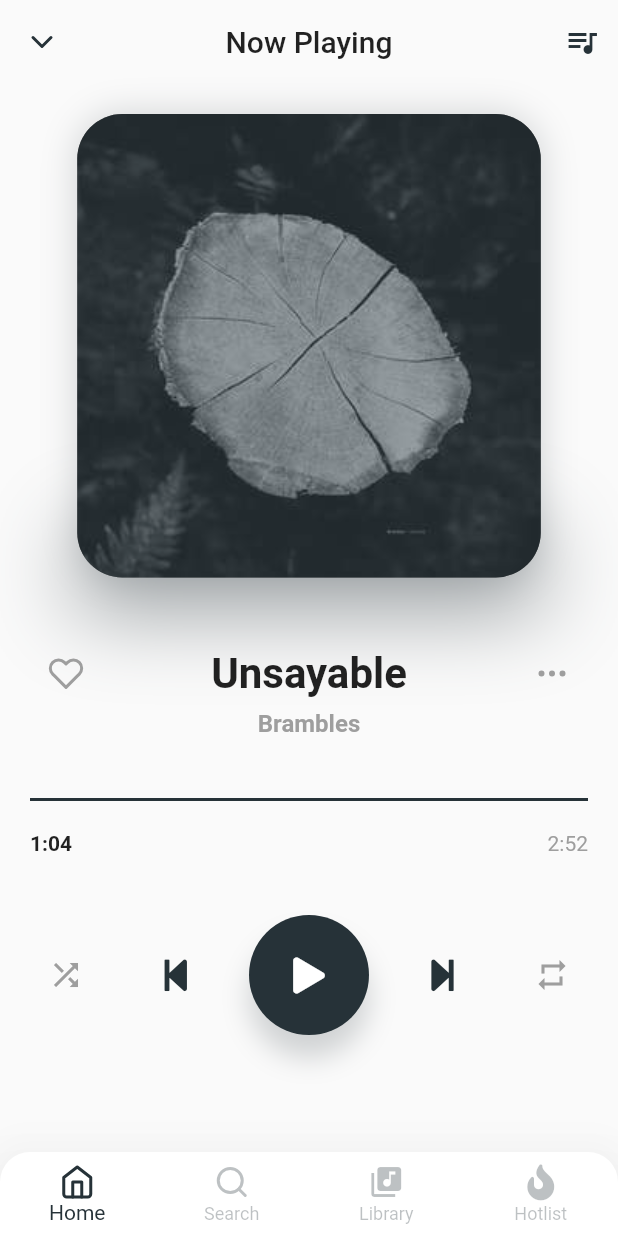
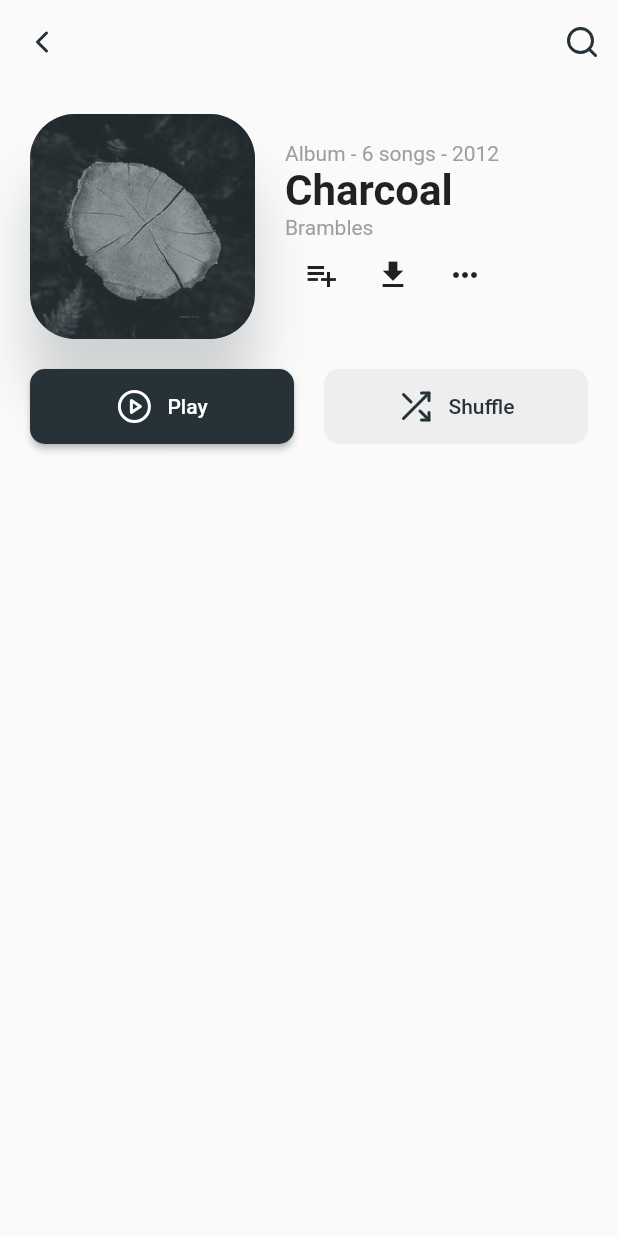
Before and after one commit to michaelmartins09/ui_player_flutter, a Flutter app: the screen it shows after launch, on a phone screen of 412 x 824 dp. Run offline on Flutter 3.47's test engine with Material 2 defaults, Android fonts, the phone set to English and light mode, and no system bars; our stand-ins replace flutter_feather_icons, font_awesome_flutter.

Commit message:
added: library music page

```diff
--- a/lib/app/pages/home/home_page.dart
+++ b/lib/app/pages/home/home_page.dart
@@ -35,7 +35,8 @@ class _HomePageState extends State<HomePage> {
                   borderRadius: BorderRadius.circular(30),
                   boxShadow: [
                     BoxShadow(
-                      blurRadius: 20,
+                      blurRadius: 30,
+                      offset: Offset(0, 40),
                       color: Theme.of(context).primaryColor.withOpacity(0.2)
                     )
                   ],
@@ -43,18 +44,6 @@ class _HomePageState extends State<HomePage> {
                 child: Stack(
                   alignment: Alignment.bottomCenter,
                   children: <Widget>[
-                    Container(
-                      height: 50,
-                      decoration: BoxDecoration(
-                        boxShadow: [
-                          BoxShadow(
-                            color: Theme.of(context).primaryColor.withOpacity(0.5),
-                            blurRadius: 50,
-                            offset: Offset(0, 20)
-                          )
-                        ]
-                      ),
-                    ),
                     Container(
                       decoration: BoxDecoration(
                         borderRadius: BorderRadius.circular(30),
--- /dev/null
+++ b/lib/app/pages/library/library_page.dart
@@ -0,0 +1,138 @@
+import 'package:flutter/material.dart';
+import 'package:flutter_feather_icons/flutter_feather_icons.dart';
+import 'package:font_awesome_flutter/font_awesome_flutter.dart';
+import 'package:ui_player_flutter/app/shared/theme/strings.dart';
+
+class LibraryPage extends StatefulWidget {
+  @override
+  _LibraryPageState createState() => _LibraryPageState();
+}
+
+class _LibraryPageState extends State<LibraryPage> {
+  @override
+  Widget build(BuildContext context) {
+    return Scaffold(
+      appBar: AppBar(
+        brightness: Brightness.light,
+        leading: IconButton(icon: Icon(FeatherIcons.chevronLeft), onPressed: (){}),
+        actions: <Widget>[
+          IconButton(icon: Icon(FeatherIcons.search), onPressed: (){})
+        ],
+      ),
+      body: Padding(
+        padding: const EdgeInsets.all(20),
+        child: Column(
+          crossAxisAlignment: CrossAxisAlignment.start,
+          children: <Widget>[
+            Row(
+              children: <Widget>[
+                Container(
+                  height: 150,
+                  width: 150,
+                  decoration: BoxDecoration(
+                    borderRadius: BorderRadius.circular(30),
+                    boxShadow: [
+                      BoxShadow(
+                        blurRadius: 30,
+                        offset: Offset(0, 40),
+                        color: Theme.of(context).primaryColor.withOpacity(0.2)
+                      )
+                    ],
+                  ),
+                  child: Stack(
+                    alignment: Alignment.bottomCenter,
+                    children: <Widget>[
+                      Container(
+                        decoration: BoxDecoration(
+                          borderRadius: BorderRadius.circular(30),
+                          image: DecorationImage(
+                            fit: BoxFit.fill,
+                            image: AssetImage(imgAlbum),
+                          )
+                        ),
+                      ),
+                      Container(
+                        decoration: BoxDecoration(
+                          color: Colors.blueGrey[800].withOpacity(0.5),
+                          borderRadius: BorderRadius.circular(30),
+                        ),
+                      ),
+                    ],
+                  )
+                ),
+                SizedBox(width: 20,),
+                Column(
+                  crossAxisAlignment: CrossAxisAlignment.start,
+                  children: <Widget>[
+                    Text("Album - 6 songs - 2012", style: TextStyle(
+                      color: Colors.grey
+                    )),
+                    Text("Charcoal", style: TextStyle(
+                      fontSize: 28, fontWeight: FontWeight.bold
+                    )),
+                    Text("Brambles", style: TextStyle(
+                      color: Colors.grey
+                    )),
+                    Row(
+                      children: <Widget>[
+                        IconButton(icon: Icon(Icons.playlist_add), onPressed: (){}),
+                        IconButton(icon: Icon(Icons.file_download), onPressed: (){}),
+                        IconButton(icon: Icon(Icons.more_horiz), onPressed: (){}),
+                      ],
+                    )
+                  ],
+                )
+              ],
+            ),
+            SizedBox(height: 20),
+            Row(
+              mainAxisAlignment: MainAxisAlignment.spaceBetween,
+              children: <Widget>[
+                Expanded(
+                  child: ButtonTheme(
+                    buttonColor: Theme.of(context).primaryColor,
+                    shape: RoundedRectangleBorder(borderRadius: BorderRadius.circular(10)),
+                    height: 50,
+                    child: RaisedButton(
+                      onPressed: (){},
+                      textColor: Colors.white,
+                      child: Row(
+                        mainAxisAlignment: MainAxisAlignment.center,
+                        children: <Widget>[
+                          Icon(FeatherIcons.playCircle),
+                          SizedBox(width: 10),
+                          Text("Play")
+                        ],
+                      ),
+                    ),
+                  ),
+                ),
+                SizedBox(width: 20),
+                Expanded(
+                  child: ButtonTheme(
+                    buttonColor: Colors.grey[200],
+                    shape: RoundedRectangleBorder(borderRadius: BorderRadius.circular(10)),
+                    height: 50,
+                    child: RaisedButton(
+                      elevation: 0,
+                      onPressed: (){},
+                      textColor: Theme.of(context).primaryColor,
+                      child: Row(
+                        mainAxisAlignment: MainAxisAlignment.center,
+                        children: <Widget>[
+                          Icon(FeatherIcons.shuffle),
+                          SizedBox(width: 10),
+                          Text("Shuffle")
+                        ],
+                      ),
+                    ),
+                  ),
+                ),
+              ],
+            )
+          ],
+        ),
+      ),
+    );
+  }
+}
--- a/lib/app/pages/root/app.dart
+++ b/lib/app/pages/root/app.dart
@@ -1,5 +1,6 @@
 import 'package:flutter/material.dart';
 import 'package:flutter/services.dart';
+import 'package:ui_player_flutter/app/pages/library/library_page.dart';
 
 import '../home/home_page.dart';
 
@@ -28,7 +29,7 @@ class App extends StatelessWidget {
           )
         )
       ),
-      home: HomePage(),
+      home: LibraryPage(),
     );
   }
 }
```
